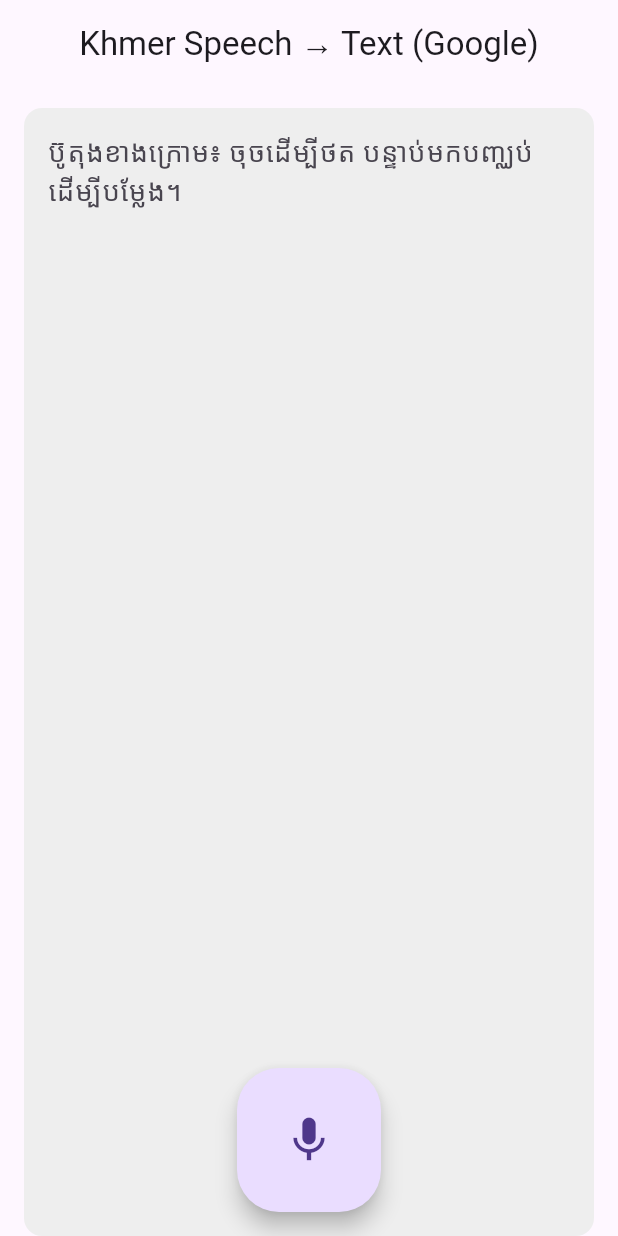
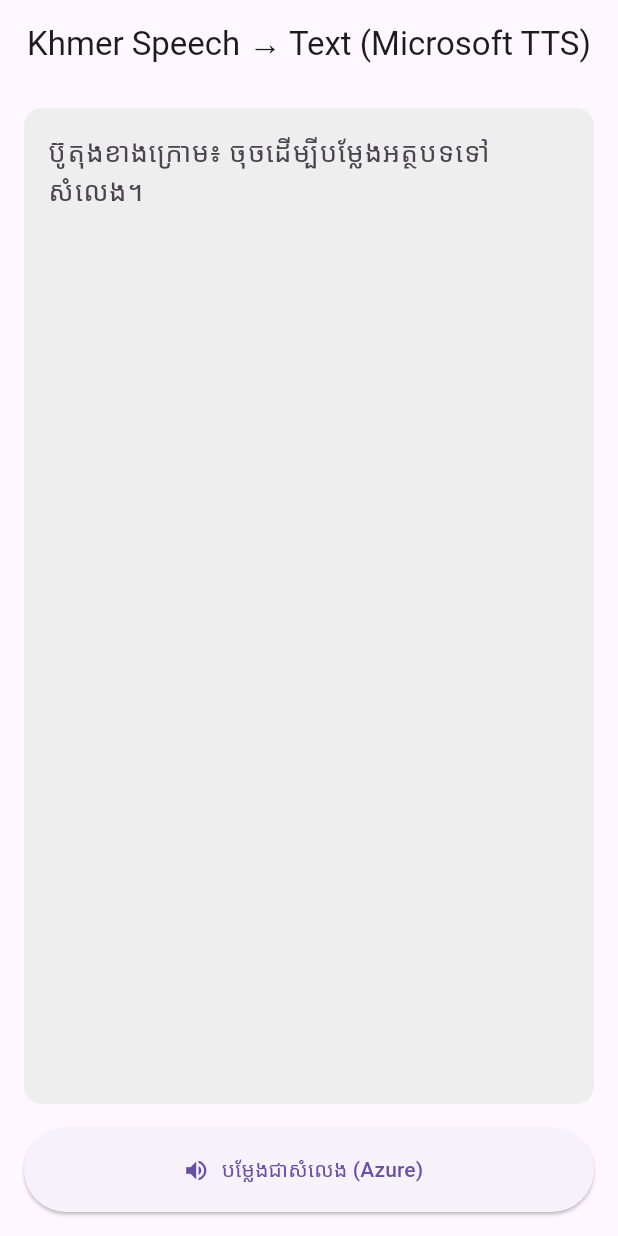
Before and after one commit to tongroth/KHMER_STT, a Flutter app: the screen it shows after launch, on a phone screen of 412 x 824 dp. Run offline on Flutter 3.47's test engine with Material 3 defaults, Android fonts, the phone set to English and light mode, and no system bars; our stand-ins replace audioplayers, get.

Commit message:
Add Azure TTS integration

```diff
--- /dev/null
+++ b/lib/azure_tts_service.dart
@@ -0,0 +1,50 @@
+import 'dart:typed_data';
+
+import 'package:http/http.dart' as http;
+
+class AzureTtsService {
+  AzureTtsService({http.Client? client}) : _client = client ?? http.Client();
+
+  final http.Client _client;
+
+  static const _defaultVoice = 'km-KH-SreymomNeural';
+  static const _outputFormat = 'audio-24khz-48kbitrate-mono-mp3';
+
+  static const _apiKey = String.fromEnvironment('AZURE_SPEECH_KEY');
+  static const _region = String.fromEnvironment('AZURE_SPEECH_REGION', defaultValue: 'eastus');
+
+  Future<Uint8List> synthesize(String text) async {
+    if (_apiKey.isEmpty) {
+      throw StateError('Missing Azure Speech key. Provide AZURE_SPEECH_KEY via --dart-define.');
+    }
+
+    final endpoint = Uri.parse('https://$_region.tts.speech.microsoft.com/cognitiveservices/v1');
+    final ssml = _buildSsml(text);
+
+    final response = await _client.post(
+      endpoint,
+      headers: {
+        'Content-Type': 'application/ssml+xml',
+        'X-Microsoft-OutputFormat': _outputFormat,
+        'Ocp-Apim-Subscription-Key': _apiKey,
+        'User-Agent': 'khmer_speech_t0_text',
+      },
+      body: ssml,
+    );
+
+    if (response.statusCode != 200) {
+      throw StateError('Azure TTS failed (${response.statusCode}): ${response.body}');
+    }
+
+    return response.bodyBytes;
+  }
+
+  String _buildSsml(String text) {
+    final escapedText = text.replaceAll('&', '&amp;').replaceAll('<', '&lt;').replaceAll('>', '&gt;');
+    return '''
+<speak version="1.0" xml:lang="km-KH">
+  <voice xml:lang="km-KH" xml:gender="Female" name="$_defaultVoice">$escapedText</voice>
+</speak>
+''';
+  }
+}
--- a/lib/main.dart
+++ b/lib/main.dart
@@ -14,7 +14,7 @@ class KhmerStt extends StatelessWidget {
     final textController = Get.put(TextController());
     return Scaffold(
       appBar: AppBar(
-        title: const Text('Khmer Speech → Text (Google)'),
+        title: const Text('Khmer Speech → Text (Microsoft TTS)'),
         centerTitle: true,
       ),
       body: Padding(
@@ -36,19 +36,53 @@ class KhmerStt extends StatelessWidget {
                   maxLines: null, // Allow multiline
                   expands: true, // Make TextField expand
                   decoration: const InputDecoration.collapsed(
-                    hintText: 'ប៊ូតុងខាងក្រោម៖ ចុចដើម្បីថត បន្ទាប់មកបញ្ឈប់ដើម្បីបម្លែង។',
+                    hintText: 'ប៊ូតុងខាងក្រោម៖ ចុចដើម្បីបម្លែងអត្ថបទទៅសំលេង។',
                   ),
                 ),
               ),
             ),
+            const SizedBox(height: 16),
+            Obx(
+              () => Column(
+                children: [
+                  ElevatedButton.icon(
+                    onPressed: textController.isLoading.value
+                        ? null
+                        : () {
+                            textController.initAudio();
+                            textController.speakCurrentText();
+                          },
+                    icon: textController.isLoading.value
+                        ? const SizedBox(
+                            width: 20,
+                            height: 20,
+                            child: CircularProgressIndicator(strokeWidth: 2),
+                          )
+                        : const Icon(Icons.volume_up),
+                    label: Text(
+                      textController.isLoading.value
+                          ? 'កំពុងបម្លែង...'
+                          : 'បម្លែងជាសំលេង (Azure)',
+                    ),
+                    style: ElevatedButton.styleFrom(
+                      minimumSize: const Size.fromHeight(56),
+                    ),
+                  ),
+                  if (textController.errorMessage.isNotEmpty)
+                    Padding(
+                      padding: const EdgeInsets.only(top: 12),
+                      child: Text(
+                        textController.errorMessage.value,
+                        style: const TextStyle(color: Colors.red),
+                      ),
+                    ),
+                ],
+              ),
+            ),
+            const SizedBox(height: 16),
           ],
         ),
       ),
-      floatingActionButton: FloatingActionButton.large(
-        onPressed: textController.initAudio,
-        child: const Icon(Icons.mic, size: 36),
-      ),
-      floatingActionButtonLocation: FloatingActionButtonLocation.centerFloat,
     );
   }
 }
--- a/pubspec.yaml
+++ b/pubspec.yaml
@@ -12,6 +12,7 @@ dependencies:
     sdk: flutter
   get: ^4.6.6
   audioplayers: ^6.0.0 # Replaced flutter_tts
+  http: ^1.2.2
 
   cupertino_icons: ^1.0.8
 
```
Also changed, not shown: lib/text_controller.dart (+31 -3 lines), pubspec.lock, 1 other file.
